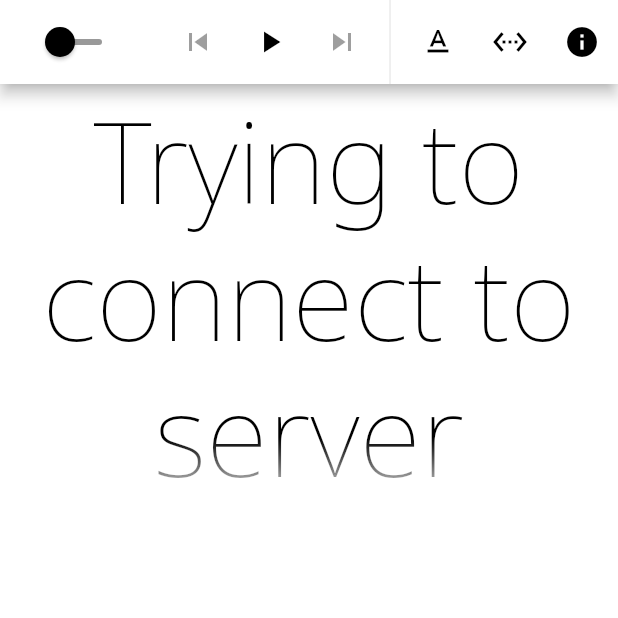
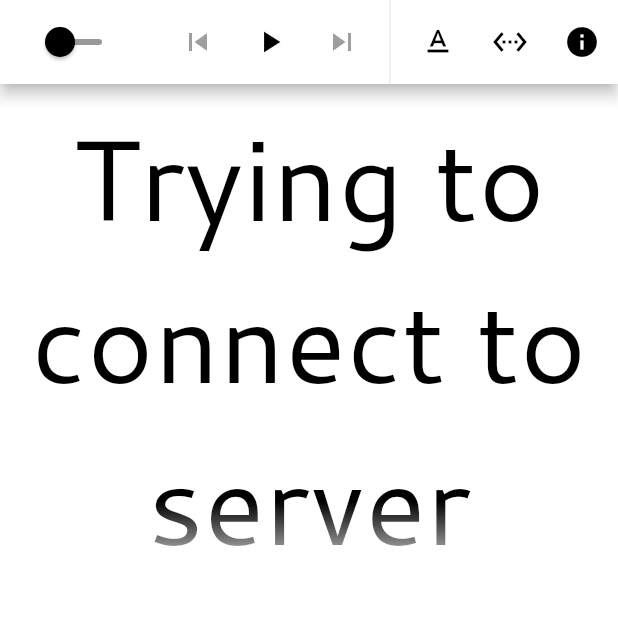
Before and after one commit to joatca/mpd-display, a Flutter app: the screen it shows after launch, on a phone screen of 412 x 824 dp, the top half of it. Run offline on Flutter 3.47's test engine with Material 2 defaults, Android fonts, the phone set to English and light mode, and no system bars; our stand-ins replace package_info_plus, shared_preferences, wakelock.

Commit message:
replace NotoSans with Cantarell in the 'Clean' theme

```diff
--- a/lib/about.dart
+++ b/lib/about.dart
@@ -47,7 +47,7 @@ class _AboutPageState extends State<AboutPage> with TextUtil {
   static const ppUrl = 'https://apps.joat.me/page/privacy';
   static const copyYear = '2021';
   static const copyright = 'Fraser McCrossan';
-  static const fontCopy = 'The fonts used in this application have been chosen for their readability at a distance. "Clean" themes use the font Noto Sans, "Formal" themes use Noto Serif, and "Baroque" themes use EB Garamond, all from Google Fonts. "Highway" themes use Interstate, by Tobias Frere-Jones.';
+  static const fontCopy = 'The fonts used in this application have been chosen for their readability at a distance. "Clean" themes use the font Cantarell, "Formal" themes use Noto Serif, and "Baroque" themes use EB Garamond, all from Google Fonts. "Highway" themes use Interstate, by Tobias Frere-Jones.';
   static const license =
       'This program comes with ABSOLUTELY NO WARRANTY. This is free software, and you are welcome to redistribute it under certain conditions.';
   String _version = '';
--- a/lib/data_classes.dart
+++ b/lib/data_classes.dart
@@ -51,18 +51,18 @@ class PageState extends ChangeNotifier {
 
   static final _themes = {
     "Clean": InfoTheme(
-      font: "NotoSans",
+      font: "Cantarell",
       bgColor: Colors.white,
       titleColor: Colors.black,
       infoColor: Colors.black,
-      height: 1.20,
+//      height: 1.20,
     ),
     "Clean Dark": InfoTheme(
-      font: "NotoSans",
+      font: "Cantarell",
       bgColor: Colors.black,
       titleColor: Colors.white,
       infoColor: Colors.white,
-      height: 1.20,
+  //    height: 1.20,
     ),
     "Formal": InfoTheme(
       font: "NotoSerif",
--- a/pubspec.yaml
+++ b/pubspec.yaml
@@ -70,9 +70,9 @@ flutter:
   # https://flutter.dev/assets-and-images/#from-packages
 
   fonts:
-    - family: NotoSans
+    - family: Cantarell
       fonts:
-        - asset: fonts/NotoSansDisplay.ttf
+        - asset: fonts/Cantarell-Regular.ttf
     - family: NotoSerif
       fonts:
         - asset: fonts/NotoSerif-Regular.ttf
```
Also changed, not shown: fonts/Cantarell-Regular.ttf (added), 1 other file.
